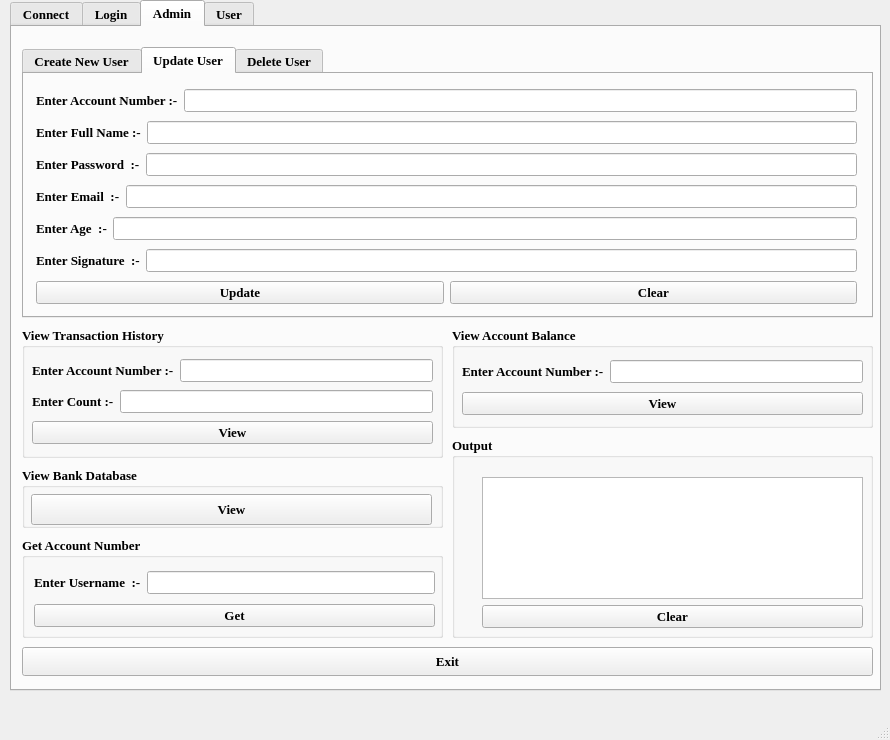
The window that Banking_System_Client/mainwindow.ui (Abdelrahman822000/Banking-System) describes before a commit, drawn with Qt 5.
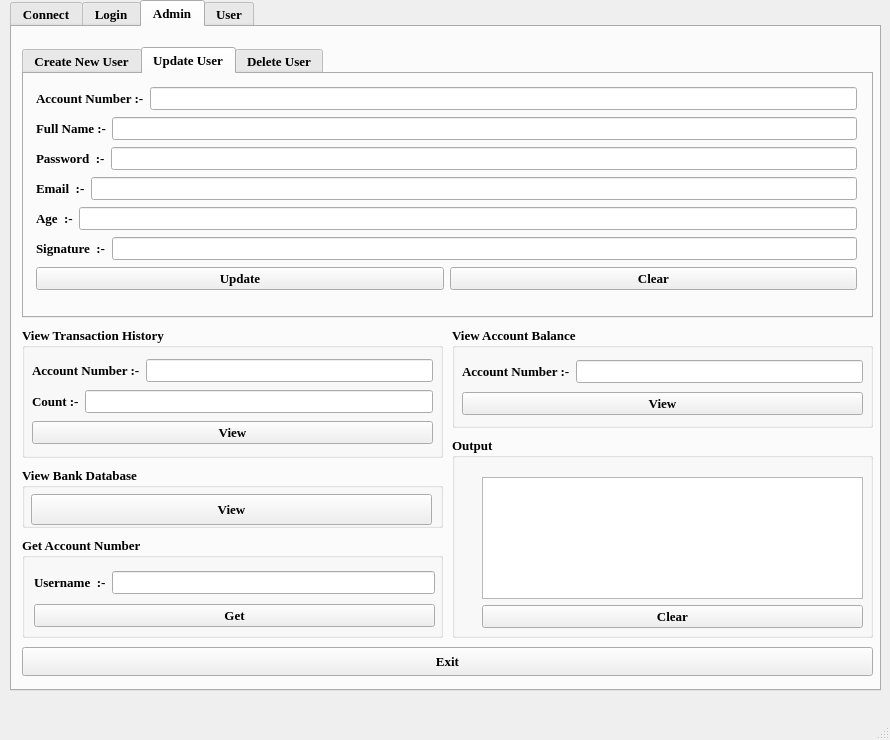
The same window after the commit. The open tabs and pages were chosen to show the change.

What changed in the file:
```diff
--- a/Banking_System_Client/mainwindow.ui
+++ b/Banking_System_Client/mainwindow.ui
@@ -304,7 +304,7 @@
              </font>
             </property>
             <property name="text">
-             <string>Enter Account Number :-</string>
+             <string>Account Number :-</string>
             </property>
            </widget>
           </item>
@@ -339,7 +339,7 @@
              </font>
             </property>
             <property name="text">
-             <string>Enter Count :-</string>
+             <string>Count :-</string>
             </property>
            </widget>
           </item>
@@ -677,7 +677,7 @@
           <x>12</x>
           <y>12</y>
           <width>821</width>
-          <height>221</height>
+          <height>211</height>
          </rect>
         </property>
         <layout class="QVBoxLayout" name="verticalLayout_7">
@@ -696,7 +696,7 @@
               </font>
              </property>
              <property name="text">
-              <string>Enter Account Number :-</string>
+              <string>Account Number :-</string>
              </property>
             </widget>
            </item>
@@ -731,7 +731,7 @@
               </font>
              </property>
              <property name="text">
-              <string>Enter Full Name :-</string>
+              <string>Full Name :-</string>
              </property>
             </widget>
            </item>
@@ -766,7 +766,7 @@
               </font>
              </property>
              <property name="text">
-              <string>Enter Password  :-</string>
+              <string>Password  :-</string>
              </property>
             </widget>
            </item>
@@ -804,7 +804,7 @@
               </font>
              </property>
              <property name="text">
-              <string>Enter Email  :-</string>
+              <string>Email  :-</string>
              </property>
             </widget>
            </item>
@@ -839,7 +839,7 @@
               </font>
              </property>
              <property name="text">
-              <string>Enter Age  :-</string>
+              <string>Age  :-</string>
              </property>
             </widget>
            </item>
@@ -874,7 +874,7 @@
               </font>
              </property>
              <property name="text">
-              <string>Enter Signature  :-</string>
+              <string>Signature  :-</string>
              </property>
             </widget>
            </item>
@@ -1041,7 +1041,7 @@
              </font>
             </property>
             <property name="text">
-             <string>Enter Username  :-</string>
+             <string>Username  :-</string>
             </property>
            </widget>
           </item>
@@ -1140,7 +1140,7 @@
              </font>
             </property>
             <property name="text">
-             <string>Enter Account Number :-</string>
+             <string>Account Number :-</string>
             </property>
            </widget>
           </item>
```
Left out of the diff: 32 changed lines with no effect on the pictures.
